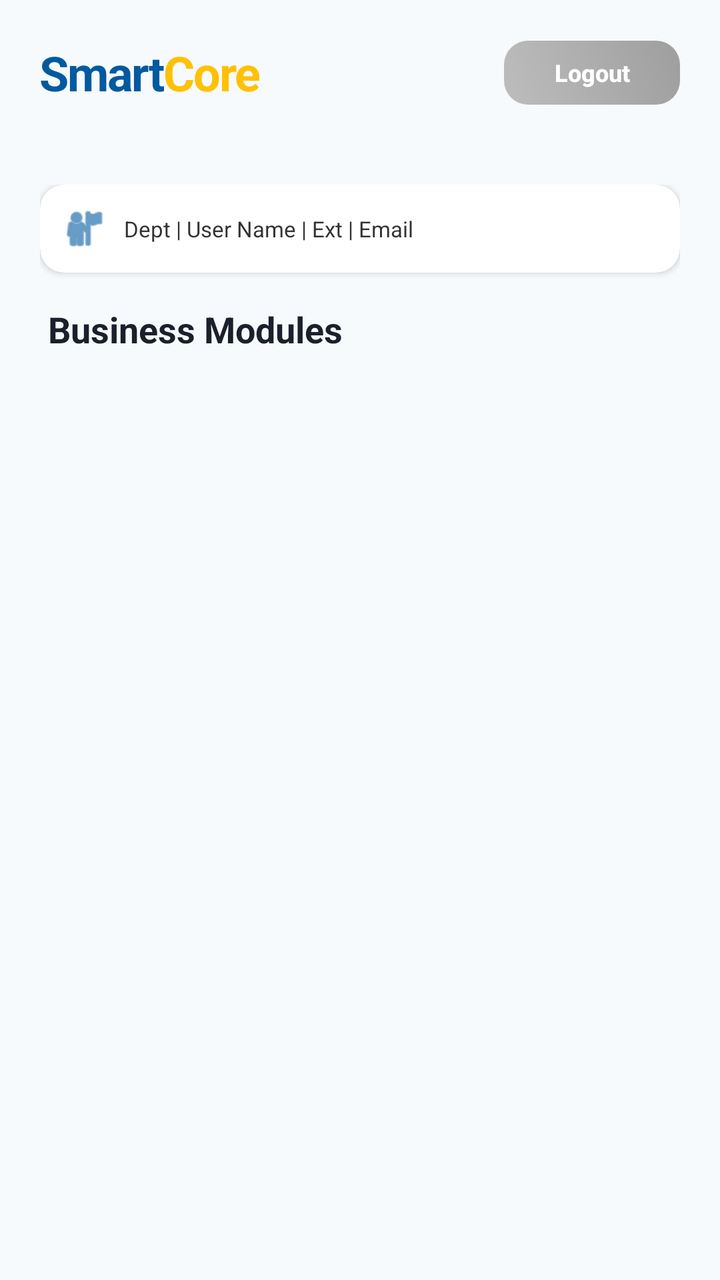
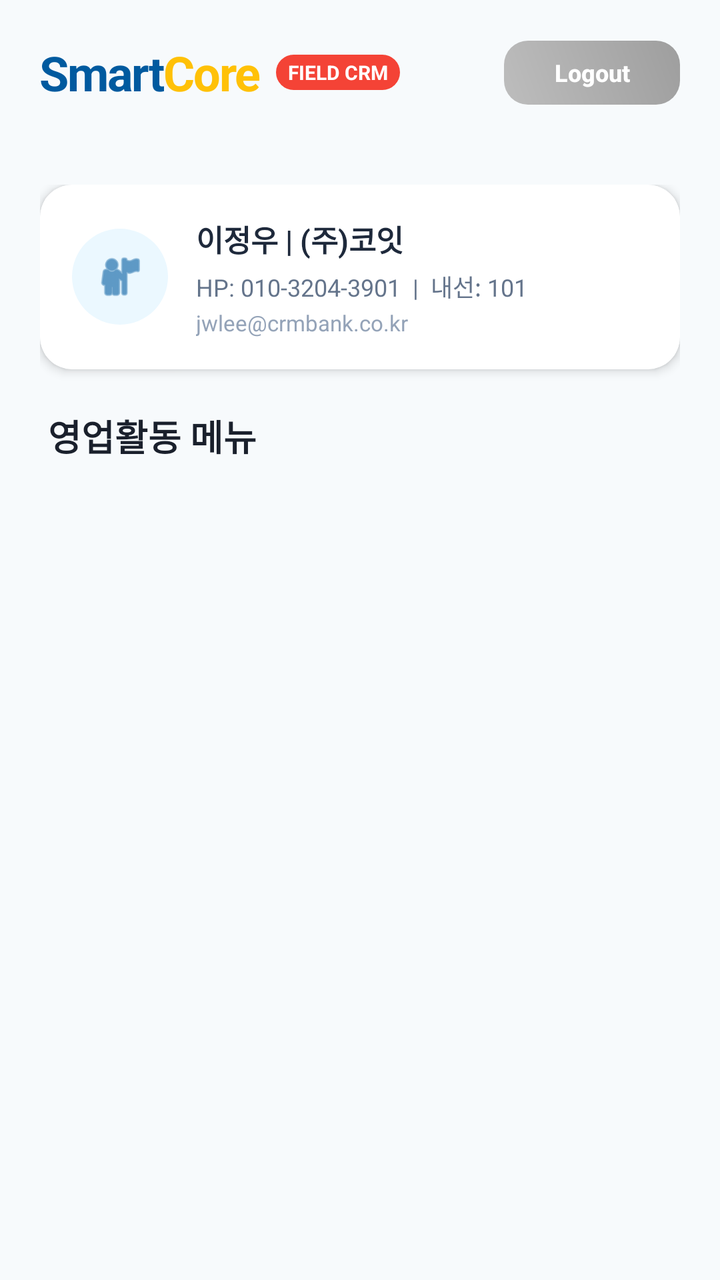

Compare the two renders of this Android layout. The source of the first and the diff that turns it into the second are given below.
<!-- AndroidManifest.xml: application theme Theme.SmartERP -->
<!-- res/layout/activity_menu.xml -->
<?xml version="1.0" encoding="utf-8"?>
<androidx.coordinatorlayout.widget.CoordinatorLayout xmlns:android="http://schemas.android.com/apk/res/android"
    xmlns:app="http://schemas.android.com/apk/res-auto"
    android:layout_width="match_parent"
    android:layout_height="match_parent"
    android:background="@color/background">

    <com.google.android.material.appbar.AppBarLayout
        android:layout_width="match_parent"
        android:layout_height="wrap_content"
        android:background="@android:color/transparent"
        app:elevation="0dp">

        <androidx.constraintlayout.widget.ConstraintLayout
            android:layout_width="match_parent"
            android:layout_height="wrap_content"
            android:padding="20dp">

            <LinearLayout
                android:id="@+id/layoutLogo"
                android:layout_width="wrap_content"
                android:layout_height="wrap_content"
                android:orientation="horizontal"
                app:layout_constraintTop_toTopOf="parent"
                app:layout_constraintBottom_toBottomOf="parent"
                app:layout_constraintStart_toStartOf="parent">
                <TextView
                    android:layout_width="wrap_content"
                    android:layout_height="wrap_content"
                    android:text="Smart"
                    android:textSize="24sp"
                    android:textStyle="bold"
                    android:textColor="@color/smart_blue"
                    android:letterSpacing="-0.03"/>
                <TextView
                    android:layout_width="wrap_content"
                    android:layout_height="wrap_content"
                    android:text="Core"
                    android:textSize="24sp"
                    android:textStyle="bold"
                    android:textColor="@color/core_amber"
                    android:letterSpacing="-0.03"/>
            </LinearLayout>

            <androidx.appcompat.widget.AppCompatButton
                android:id="@+id/btnLogout"
                android:layout_width="wrap_content"
                android:layout_height="32dp"
                android:background="@drawable/bg_button_gradient_gray"
                android:paddingHorizontal="16dp"
                android:text="Logout"
                android:textAllCaps="false"
                android:textColor="#FFFFFF"
                android:textSize="12sp"
                android:textStyle="bold"
                android:stateListAnimator="@null"
                app:layout_constraintTop_toTopOf="parent"
                app:layout_constraintBottom_toBottomOf="parent"
                app:layout_constraintEnd_toEndOf="parent"/>
        </androidx.constraintlayout.widget.ConstraintLayout>
    </com.google.android.material.appbar.AppBarLayout>

    <androidx.core.widget.NestedScrollView
        android:layout_width="match_parent"
        android:layout_height="match_parent"
        app:layout_behavior="@string/appbar_scrolling_view_behavior">

        <LinearLayout
            android:layout_width="match_parent"
            android:layout_height="wrap_content"
            android:orientation="vertical"
            android:padding="20dp">

            
            <androidx.cardview.widget.CardView
                android:layout_width="match_parent"
                android:layout_height="wrap_content"
                app:cardCornerRadius="12dp"
                app:cardElevation="2dp"
                app:cardBackgroundColor="#FFFFFF"
                android:layout_marginBottom="16dp">

                <LinearLayout
                    android:layout_width="match_parent"
                    android:layout_height="wrap_content"
                    android:orientation="horizontal"
                    android:padding="10dp"
                    android:gravity="center_vertical">

                    <ImageView
                        android:layout_width="24dp"
                        android:layout_height="24dp"
                        android:src="@android:drawable/ic_menu_myplaces"
                        app:tint="@color/primary"
                        android:layout_marginEnd="8dp"/>

                    <TextView
                        android:id="@+id/tvUserSummary"
                        android:layout_width="0dp"
                        android:layout_height="wrap_content"
                        android:layout_weight="1"
                        android:text="Dept | User Name | Ext | Email"
                        android:textSize="11sp"
                        android:textColor="#333333"
                        android:maxLines="1"
                        android:ellipsize="end" />

                </LinearLayout>
            </androidx.cardview.widget.CardView>

            <TextView
                android:layout_width="wrap_content"
                android:layout_height="wrap_content"
                android:text="Business Modules"
                android:textSize="18sp"
                android:textStyle="bold"
                android:textColor="@color/text_primary"
                android:layout_marginBottom="16dp"
                android:layout_marginStart="4dp"/>

            <androidx.recyclerview.widget.RecyclerView
                android:id="@+id/rvMenu"
                android:layout_width="match_parent"
                android:layout_height="wrap_content"
                android:overScrollMode="never" />

        </LinearLayout>
    </androidx.core.widget.NestedScrollView>

</androidx.coordinatorlayout.widget.CoordinatorLayout>
<!-- resources referenced by this layout -->
<resources>
  <color name="background">#F7FAFC</color>
  <color name="core_amber">#ffc107</color>
  <color name="primary">#005a9f</color>
  <color name="smart_blue">#005a9f</color>
  <color name="text_primary">#1A202C</color>
  <!-- drawable bg_button_gradient_gray (drawable) -->
  <?xml version="1.0" encoding="utf-8"?>
  <shape xmlns:android="http://schemas.android.com/apk/res/android">
      <gradient
          android:startColor="#BDBDBD"
          android:endColor="#9E9E9E"
          android:angle="45"/>
      <corners android:radius="12dp"/>
  </shape>
  <style name="Theme.SmartERP" parent="Theme.AppCompat.Light.NoActionBar">
          
          <item name="colorPrimary">@color/smart_blue</item>
          <item name="colorPrimaryDark">@color/smart_blue</item>
          <item name="colorAccent">@color/core_amber</item>
  
          
          <item name="android:windowBackground">@color/login_bg_end</item>
  
          
          <item name="android:forceDarkAllowed" tools:targetApi="q">false</item>
      </style>
  <color name="login_bg_end">#f0f4f8</color>
</resources>

<!-- the commit's change to res/layout/activity_menu.xml (unified diff, before → after) -->
@@ -21,6 +21,7 @@
                 android:layout_width="wrap_content"
                 android:layout_height="wrap_content"
                 android:orientation="horizontal"
+                android:gravity="center_vertical"
                 app:layout_constraintTop_toTopOf="parent"
                 app:layout_constraintBottom_toBottomOf="parent"
                 app:layout_constraintStart_toStartOf="parent">
@@ -40,6 +41,19 @@
                     android:textStyle="bold"
                     android:textColor="@color/core_amber"
                     android:letterSpacing="-0.03"/>
+
+                
+                <TextView
+                    android:layout_width="wrap_content"
+                    android:layout_height="wrap_content"
+                    android:text="FIELD CRM"
+                    android:textSize="10sp"
+                    android:textStyle="bold"
+                    android:textColor="#FFFFFF"
+                    android:background="@drawable/bg_status_badge"
+                    android:paddingHorizontal="6dp"
+                    android:paddingVertical="2dp"
+                    android:layout_marginStart="8dp"/>
             </LinearLayout>
 
             <androidx.appcompat.widget.AppCompatButton
@@ -75,47 +89,76 @@
             <androidx.cardview.widget.CardView
                 android:layout_width="match_parent"
                 android:layout_height="wrap_content"
-                app:cardCornerRadius="12dp"
-                app:cardElevation="2dp"
+                app:cardCornerRadius="16dp"
+                app:cardElevation="3dp"
                 app:cardBackgroundColor="#FFFFFF"
-                android:layout_marginBottom="16dp">
+                android:layout_marginBottom="20dp">
 
                 <LinearLayout
                     android:layout_width="match_parent"
                     android:layout_height="wrap_content"
                     android:orientation="horizontal"
-                    android:padding="10dp"
+                    android:padding="16dp"
                     android:gravity="center_vertical">
 
-                    <ImageView
-                        android:layout_width="24dp"
-                        android:layout_height="24dp"
-                        android:src="@android:drawable/ic_menu_myplaces"
-                        app:tint="@color/primary"
-                        android:layout_marginEnd="8dp"/>
+                    
+                    <FrameLayout
+                        android:layout_width="48dp"
+                        android:layout_height="48dp"
+                        android:background="@drawable/bg_circle_blue_light"
+                        android:layout_marginEnd="14dp">
+                        <ImageView
+                            android:layout_width="26dp"
+                            android:layout_height="26dp"
+                            android:layout_gravity="center"
+                            android:src="@android:drawable/ic_menu_myplaces"
+                            app:tint="@color/primary"/>
+                    </FrameLayout>
 
-                    <TextView
-                        android:id="@+id/tvUserSummary"
+                    <LinearLayout
                         android:layout_width="0dp"
                         android:layout_height="wrap_content"
                         android:layout_weight="1"
-                        android:text="Dept | User Name | Ext | Email"
-                        android:textSize="11sp"
-                        android:textColor="#333333"
-                        android:maxLines="1"
-                        android:ellipsize="end" />
+                        android:orientation="vertical">
 
+                        <TextView
+                            android:id="@+id/tvUserNameAndDept"
+                            android:layout_width="wrap_content"
+                            android:layout_height="wrap_content"
+                            android:text="이정우 | (주)코잇"
+                            android:textSize="15sp"
+                            android:textStyle="bold"
+                            android:textColor="#1E293B"
+                            android:layout_marginBottom="4dp"/>
+
+                        <TextView
+                            android:id="@+id/tvUserContact"
+                            android:layout_width="wrap_content"
+                            android:layout_height="wrap_content"
+                            android:text="HP: 010-3204-3901  |  내선: 101"
+                            android:textSize="12sp"
+                            android:textColor="#64748B"
+                            android:layout_marginBottom="2dp"/>
+
+                        <TextView
+                            android:id="@+id/tvUserEmail"
+                            android:layout_width="wrap_content"
+                            android:layout_height="wrap_content"
+                            android:text="jwlee@crmbank.co.kr"
+                            android:textSize="11sp"
+                            android:textColor="#94A3B8"/>
+                    </LinearLayout>
                 </LinearLayout>
             </androidx.cardview.widget.CardView>
 
             <TextView
                 android:layout_width="wrap_content"
                 android:layout_height="wrap_content"
-                android:text="Business Modules"
+                android:text="영업활동 메뉴"
                 android:textSize="18sp"
                 android:textStyle="bold"
                 android:textColor="@color/text_primary"
-                android:layout_marginBottom="16dp"
+                android:layout_marginBottom="12dp"
                 android:layout_marginStart="4dp"/>
 
             <androidx.recyclerview.widget.RecyclerView
<!-- resource entries referenced after the edit -->
@@ -14,6 +14,17 @@
           android:angle="45"/>
       <corners android:radius="12dp"/>
   </shape>
+  <!-- drawable bg_circle_blue_light (drawable) -->
+  <?xml version="1.0" encoding="utf-8"?>
+  <shape xmlns:android="http://schemas.android.com/apk/res/android" android:shape="oval">
+      <solid android:color="@color/bg_blue_light"/>
+  </shape>
+  <!-- drawable bg_status_badge (drawable) -->
+  <?xml version="1.0" encoding="utf-8"?>
+  <shape xmlns:android="http://schemas.android.com/apk/res/android">
+      <solid android:color="#F44336"/>
+      <corners android:radius="12dp"/>
+  </shape>
   <style name="Theme.SmartERP" parent="Theme.AppCompat.Light.NoActionBar">
           
           <item name="colorPrimary">@color/smart_blue</item>
@@ -26,6 +37,7 @@
           
           <item name="android:forceDarkAllowed" tools:targetApi="q">false</item>
       </style>
+  <color name="bg_blue_light">#EBF8FF</color>
   <color name="login_bg_end">#f0f4f8</color>
 </resources>
 
